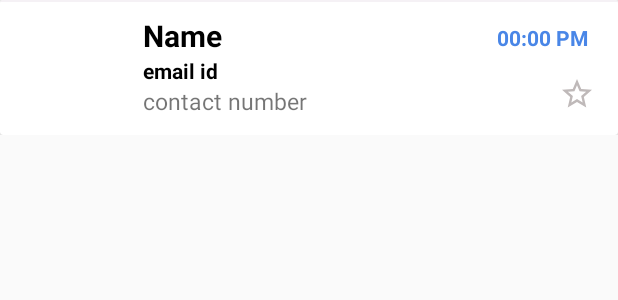
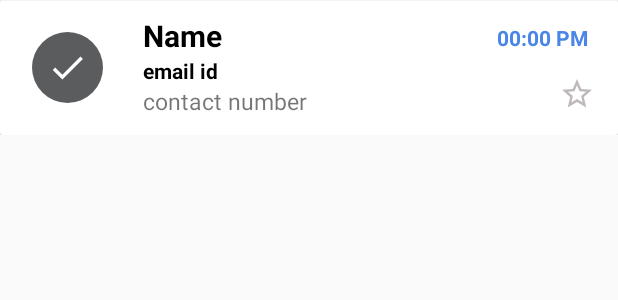
Before and after one commit to DravitLochan/SampleAdminEq, an Android app: the layout user_list_adapter.xml on its own in the app's theme, with its tools: preview values and no code run, on a phone screen of 412 x 824 dp. Shown: the top 300 px of the screen. Run offline under Robolectric (Android 15) with nearby library versions, the phone set to English and light mode, and no system bars; plain views replace SimpleDraweeView; network calls fail.

```diff
--- /dev/null
+++ b/app/src/main/res/drawable/ic_done_white_24dp.xml
@@ -0,0 +1,9 @@
+<vector xmlns:android="http://schemas.android.com/apk/res/android"
+        android:width="24dp"
+        android:height="24dp"
+        android:viewportWidth="24.0"
+        android:viewportHeight="24.0">
+    <path
+        android:fillColor="#FFFFFF"
+        android:pathData="M9,16.2L4.8,12l-1.4,1.4L9,19 21,7l-1.4,-1.4L9,16.2z"/>
+</vector>
--- /dev/null
+++ b/app/src/main/res/drawable/round_image_bg.xml
@@ -0,0 +1,13 @@
+<?xml version="1.0" encoding="utf-8"?>
+<selector xmlns:android="http://schemas.android.com/apk/res/android">
+    <item android:state_pressed="false">
+        <shape android:shape="oval">
+            <solid android:color="#5a5c5e"/>
+        </shape>
+    </item>
+    <item android:state_pressed="true">
+        <shape android:shape="oval">
+            <solid android:color="#5a5c5e"/>
+        </shape>
+    </item>
+</selector>
--- a/app/src/main/res/layout/user_list_adapter.xml
+++ b/app/src/main/res/layout/user_list_adapter.xml
@@ -15,16 +15,32 @@
             android:orientation="horizontal"
             android:padding="10dp">
 
+            <RelativeLayout
+                android:id="@+id/rl_front_view"
+                android:layout_width="70dp"
+                android:layout_height="70dp">
+
+                <ImageView
+                    android:id="@+id/iv_done_thumbnail"
+                    android:layout_width="70dp"
+                    android:layout_height="70dp"
+                    android:padding="10dp"
+                    android:layout_margin="11dp"
+                    android:background="@drawable/round_image_bg"
+                    android:src="@drawable/ic_done_white_24dp"/>
+
                 <com.facebook.drawee.view.SimpleDraweeView
                     android:id="@+id/sdv_user_thumbnail"
-                android:layout_width="70dp"
-                android:layout_height="70dp"
+                    android:layout_width="match_parent"
+                    android:layout_height="match_parent"
                     android:padding="10dp"
                     fresco:roundAsCircle="true"
                     fresco:roundBottomStart="false"
                     fresco:roundBottomEnd="false"
                     fresco:roundingBorderWidth="1dp"
                     fresco:roundingBorderColor="@color/colorWhite" />
+
+            </RelativeLayout>
 
             <!--<ImageView
                 android:id="@+id/sdv_user_thumbnail"
@@ -100,7 +116,7 @@
 
         <View
             android:layout_width="match_parent"
-            android:layout_height= "1dp"
+            android:layout_height= "0.1dp"
             android:background="#F5F1F5"
             android:layout_below="@+id/cv_user"/>
 
```
Also changed, not shown: app/src/main/java/sample/equi/com/equinox/Adapters/UserAdapter.java (+55 -3 lines), app/src/main/java/sample/equi/com/equinox/Animator/FlipAnimator.java (added, +40 -0 lines), app/src/main/java/sample/equi/com/equinox/MainActivity.java (+39 -6 lines), app/src/main/res/animator/card_flip_left_in.xml (added, +24 -0 lines), app/src/main/res/animator/card_flip_left_out.xml (added, +17 -0 lines), app/src/main/res/animator/card_flip_right_in.xml (added, +24 -0 lines), app/src/main/res/animator/card_flip_right_out.xml (added, +17 -0 lines). Lines whose indentation alone changed are shown as unchanged.
